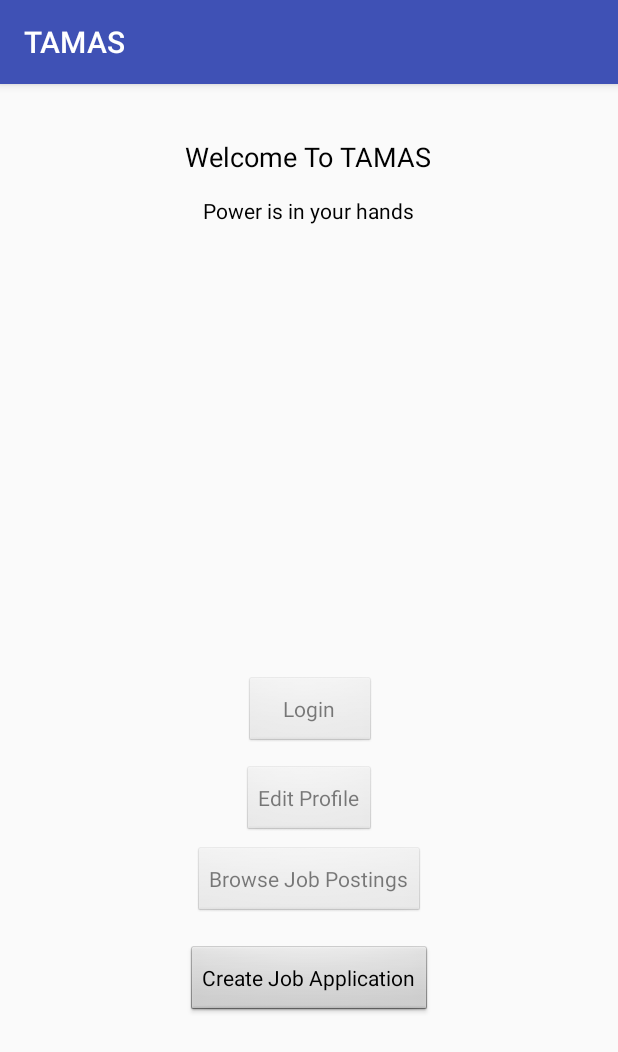
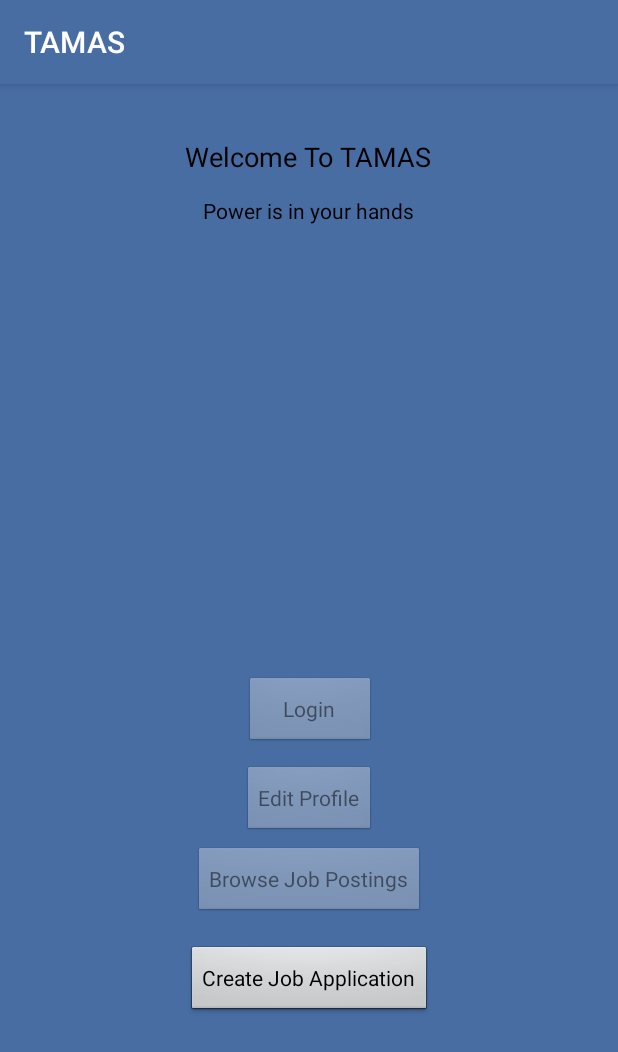
Before and after one commit to CamiloGarciaLaRotta/Group10, an Android app: the screen it shows after launch (MainActivity), on a phone screen of 412 x 824 dp. Shown: the top 1052 px of the screen. Run offline under Robolectric (Android 15) with nearby library versions, the phone set to English and light mode, and no system bars; libraries missing offline, so code that uses them is left out: ca.mcgill.ecse321.

Commit message:
changed background color in the app to match theme

```diff
--- a/APP/Mobile/MOBILE/app/src/main/res/layout/activity_main.xml
+++ b/APP/Mobile/MOBILE/app/src/main/res/layout/activity_main.xml
@@ -1,7 +1,10 @@
 <?xml version="1.0" encoding="utf-8"?>
 <RelativeLayout xmlns:android="http://schemas.android.com/apk/res/android"
-    xmlns:tools="http://schemas.android.com/tools" android:id="@+id/activity_main"
-    android:layout_width="match_parent" android:layout_height="match_parent"
+    xmlns:tools="http://schemas.android.com/tools"
+    android:id="@+id/activity_main"
+    android:layout_width="match_parent"
+    android:layout_height="match_parent"
+    android:background="@color/colorPrimary"
     android:paddingBottom="@dimen/activity_vertical_margin"
     android:paddingLeft="@dimen/activity_horizontal_margin"
     android:paddingRight="@dimen/activity_horizontal_margin"
@@ -9,71 +12,71 @@
     tools:context="ca.mcgill.ecse321.group10.tamas.MainActivity">
 
     <TextView
-        android:text="@string/welcome_to_tamas"
+        android:id="@+id/Welcome"
         android:layout_width="wrap_content"
         android:layout_height="wrap_content"
         android:layout_alignParentTop="true"
         android:layout_centerHorizontal="true"
         android:layout_marginTop="20dp"
-        android:id="@+id/Welcome"
-        android:textSize="18sp"
-        android:textColor="#000000" />
+        android:text="@string/welcome_to_tamas"
+        android:textColor="#000000"
+        android:textSize="18sp" />
 
     <TextView
-        android:text="@string/power_is_in_your_hands"
+        android:id="@+id/textView2"
         android:layout_width="wrap_content"
         android:layout_height="wrap_content"
-        android:layout_marginTop="14dp"
-        android:id="@+id/textView2"
         android:layout_below="@+id/Welcome"
         android:layout_centerHorizontal="true"
+        android:layout_marginTop="14dp"
+        android:text="@string/power_is_in_your_hands"
         android:textColor="#000000" />
 
     <Button
+        android:id="@+id/button"
+        style="@android:style/Widget.Button"
         android:layout_width="wrap_content"
         android:layout_height="wrap_content"
-        android:layout_marginBottom="130dp"
-        android:id="@+id/button"
-        android:text="@string/create_job_application"
-        style="@android:style/Widget.Button"
-        android:onClick="createJobAppClicked"
+        android:layout_alignEnd="@+id/Welcome"
         android:layout_alignParentBottom="true"
         android:layout_alignRight="@+id/Welcome"
-        android:layout_alignEnd="@+id/Welcome" />
+        android:layout_marginBottom="130dp"
+        android:onClick="createJobAppClicked"
+        android:text="@string/create_job_application" />
 
     <Button
-        android:text="@string/browse_job_postings"
+        android:id="@+id/BrowseButton"
+        style="@android:style/Widget.Button"
         android:layout_width="wrap_content"
         android:layout_height="wrap_content"
-        android:id="@+id/BrowseButton"
-        style="@android:style/Widget.Button"
+        android:layout_above="@+id/button"
+        android:layout_centerHorizontal="true"
         android:layout_marginBottom="18dp"
         android:enabled="false"
-        android:layout_above="@+id/button"
-        android:layout_centerHorizontal="true" />
+        android:text="@string/browse_job_postings" />
 
     <Button
-        android:text="Login"
+        android:id="@+id/Login"
+        style="@android:style/Widget.Button"
         android:layout_width="wrap_content"
         android:layout_height="wrap_content"
-        android:id="@+id/Login"
+        android:layout_alignBottom="@+id/EditProfile"
+        android:layout_alignEnd="@+id/EditProfile"
+        android:layout_alignRight="@+id/EditProfile"
+        android:layout_marginBottom="59dp"
         android:enabled="false"
-        style="@android:style/Widget.Button"
-        android:layout_marginBottom="59dp"
-        android:layout_alignBottom="@+id/EditProfile"
-        android:layout_alignRight="@+id/EditProfile"
-        android:layout_alignEnd="@+id/EditProfile" />
+        android:text="@string/login" />
 
     <Button
-        android:text="@string/edit_profile"
+        android:id="@+id/EditProfile"
+        style="@android:style/Widget.Button"
         android:layout_width="wrap_content"
         android:layout_height="wrap_content"
+        android:layout_above="@+id/BrowseButton"
+        android:layout_centerHorizontal="true"
+        android:layout_marginBottom="6dp"
         android:enabled="false"
-        android:id="@+id/EditProfile"
-        style="@android:style/Widget.Button"
-        android:layout_marginBottom="6dp"
-        android:layout_above="@+id/BrowseButton"
-        android:layout_centerHorizontal="true" />
+        android:text="@string/edit_profile" />
 
 
 </RelativeLayout>
--- a/APP/Mobile/MOBILE/app/src/main/res/values/colors.xml
+++ b/APP/Mobile/MOBILE/app/src/main/res/values/colors.xml
@@ -1,6 +1,6 @@
 <?xml version="1.0" encoding="utf-8"?>
 <resources>
-    <color name="colorPrimary">#3F51B5</color>
+    <color name="colorPrimary">#476da3</color>
     <color name="colorPrimaryDark">#303F9F</color>
     <color name="colorAccent">#FF4081</color>
 </resources>
--- a/APP/Mobile/MOBILE/app/src/main/res/values/strings.xml
+++ b/APP/Mobile/MOBILE/app/src/main/res/values/strings.xml
@@ -8,4 +8,5 @@
     <string name="browse_job_postings">Browse Job Postings</string>
     <string name="create_job_application">Create Job Application</string>
     <string name="edit_profile">Edit Profile</string>
+    <string name="login">Login</string>
 </resources>
--- a/APP/Mobile/MOBILE/build.gradle
+++ b/APP/Mobile/MOBILE/build.gradle
@@ -5,7 +5,7 @@ buildscript {
         jcenter()
     }
     dependencies {
-        classpath 'com.android.tools.build:gradle:2.2.3'
+        classpath 'com.android.tools.build:gradle:2.3.0'
 
         // NOTE: Do not place your application dependencies here; they belong
         // in the individual module build.gradle files
```
Also changed, not shown: APP/Mobile/MOBILE/app/src/main/res/layout/activity_apply_to_job.xml (+22 -21 lines), APP/Mobile/MOBILE/app/src/main/res/mipmap-hdpi/tamas2.png (added), APP/Mobile/MOBILE/app/src/main/res/mipmap-mdpi/tamas2.png (added), APP/Mobile/MOBILE/app/src/main/res/mipmap-xhdpi/tamas2.png (added), APP/Mobile/MOBILE/app/src/main/res/mipmap-xxhdpi/tamas2.png (added), APP/Mobile/MOBILE/app/src/main/res/mipmap-xxxhdpi/tamas2.png (added), APP/Mobile/MOBILE/app/src/main/tamas2-web.png (added), APP/Mobile/MOBILE/gradle/wrapper/gradle-wrapper.properties, 1 other file.
